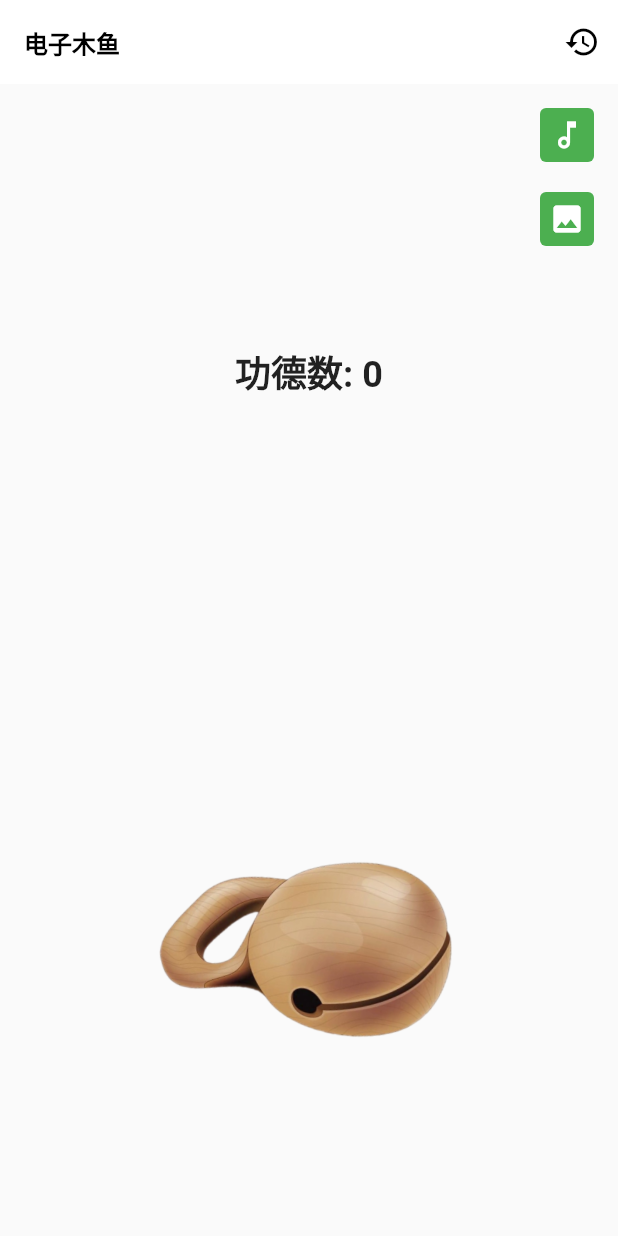
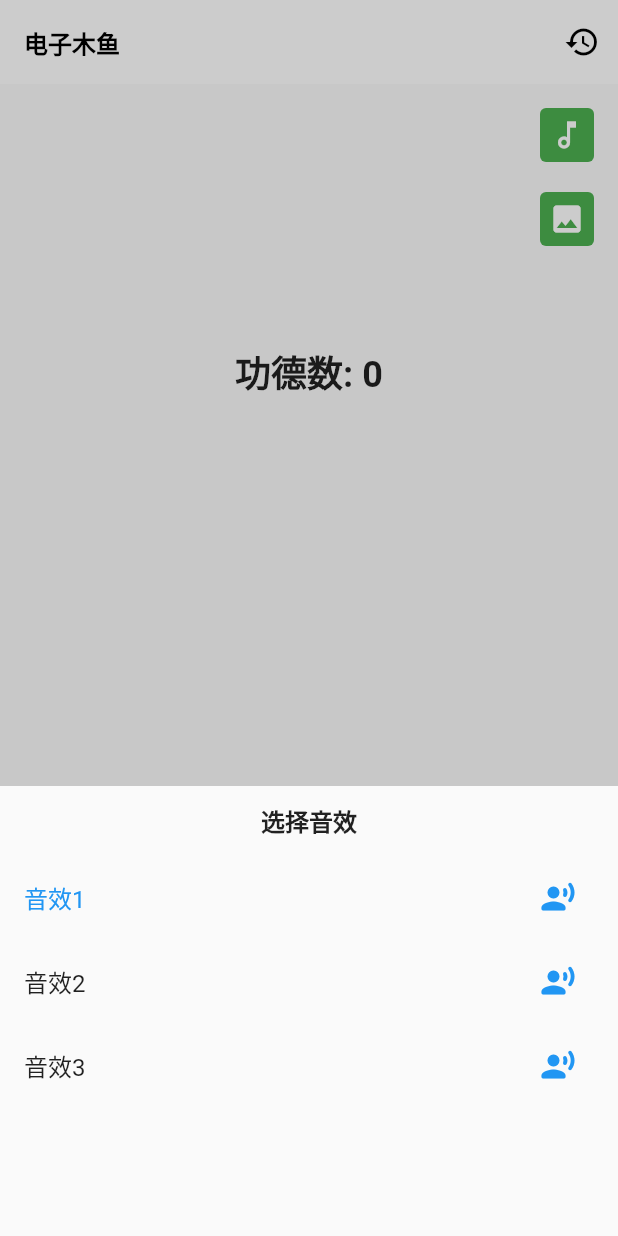
Before and after one commit to toly1994328/flutter_first_station, a Flutter app: the screen it shows after launch, after a tap on the "music note" icon, on a phone screen of 412 x 824 dp. Run offline on Flutter 3.47's test engine with Material 2 defaults, Android fonts, the light colour scheme and no system bars; missing offline and left inert: flame_audio.

Commit message:
选择音频

```diff
--- /dev/null
+++ b/lib/muyu/models/audio_option.dart
@@ -0,0 +1,6 @@
+class AudioOption{
+  final String name;
+  final String src;
+
+  const AudioOption(this.name, this.src);
+}
--- a/lib/muyu/muyu_page.dart
+++ b/lib/muyu/muyu_page.dart
@@ -4,6 +4,8 @@ import 'package:flame_audio/flame_audio.dart';
 import 'package:flutter/cupertino.dart';
 import 'package:flutter/material.dart';
 import 'package:flutter_first_station/muyu/animate_text.dart';
+import 'package:flutter_first_station/muyu/options/select_audio.dart';
+import 'models/audio_option.dart';
 import 'models/image_option.dart';
 import 'muyu_image.dart';
 
@@ -21,9 +23,17 @@ class MuyuPage extends StatefulWidget {
 class _MuyuPageState extends State<MuyuPage> {
   int _counter = 0;
   int _cruValue = 0;
+
   int _activeImageIndex = 0;
+  int _activeAudioIndex = 0;
 
   final Random _random = Random();
+
+  final List<AudioOption> audioOptions = const [
+    AudioOption('音效1', 'muyu_1.mp3'),
+    AudioOption('音效2', 'muyu_2.mp3'),
+    AudioOption('音效3', 'muyu_3.mp3'),
+  ];
 
   final List<ImageOption> imageOptions = const [
     ImageOption('基础版', 'assets/images/muyu.png', 1, 3),
@@ -79,7 +89,18 @@ class _MuyuPageState extends State<MuyuPage> {
 
   void _toHistory() {}
 
-  void _onTapSwitchAudio() {}
+  void _onTapSwitchAudio() {
+    showCupertinoModalPopup(
+      context: context,
+      builder: (BuildContext context) {
+        return AudioOptionPanel(
+          audioOptions: audioOptions,
+          activeIndex: _activeAudioIndex,
+          onSelect: _onSelectAudio,
+        );
+      },
+    );
+  }
 
   void _onTapSwitchImage() {
     showCupertinoModalPopup(
@@ -107,15 +128,26 @@ class _MuyuPageState extends State<MuyuPage> {
   int get knockValue {
     int min = imageOptions[_activeImageIndex].min;
     int max = imageOptions[_activeImageIndex].max;
-    return min + _random.nextInt(max+1 - min);
+    return min + _random.nextInt(max + 1 - min);
   }
-
 
   void _onSelectImage(int value) {
     Navigator.of(context).pop();
-    if(value == _activeImageIndex) return;
+    if (value == _activeImageIndex) return;
     setState(() {
       _activeImageIndex = value;
     });
   }
+
+  String get activeAudio => audioOptions[_activeAudioIndex].src;
+
+  void _onSelectAudio(int value) async{
+    Navigator.of(context).pop();
+    if (value == _activeAudioIndex) return;
+    _activeAudioIndex = value;
+    pool = await FlameAudio.createPool(
+      activeAudio,
+      maxPlayers: 1,
+    );
+  }
 }
--- /dev/null
+++ b/lib/muyu/options/select_audio.dart
@@ -0,0 +1,62 @@
+import 'package:flame_audio/flame_audio.dart';
+import 'package:flutter/material.dart';
+
+import '../models/audio_option.dart';
+
+class AudioOptionPanel extends StatelessWidget {
+  final List<AudioOption> audioOptions;
+  final ValueChanged<int> onSelect;
+  final int activeIndex;
+
+  const AudioOptionPanel({
+    Key? key,
+    required this.audioOptions,
+    required this.activeIndex,
+    required this.onSelect,
+  }) : super(key: key);
+
+  @override
+  Widget build(BuildContext context) {
+    const TextStyle labelStyle =
+        TextStyle(fontSize: 16, fontWeight: FontWeight.bold);
+    return Material(
+      child: SizedBox(
+        height: 300,
+        child: Column(
+          children: [
+            Container(
+                height: 46,
+                alignment: Alignment.center,
+                child: const Text(
+                  "选择音效",
+                  style: labelStyle,
+                )),
+            ...List.generate(audioOptions.length, _buildByIndex)
+          ],
+        ),
+      ),
+    );
+  }
+
+  Widget _buildByIndex(int index) {
+    bool active = index == activeIndex;
+    return ListTile(
+      selected: active,
+      onTap: () => onSelect(index),
+      title: Text(audioOptions[index].name),
+      trailing: IconButton(
+        splashRadius: 20,
+        onPressed: ()=>_tempPlay(audioOptions[index].src),
+        icon: const Icon(
+          Icons.record_voice_over_rounded,
+          color: Colors.blue,
+        ),
+      ),
+    );
+  }
+
+  void _tempPlay(String src) async{
+    AudioPool pool = await FlameAudio.createPool(src, maxPlayers: 1);
+    pool.start();
+  }
+}
```
